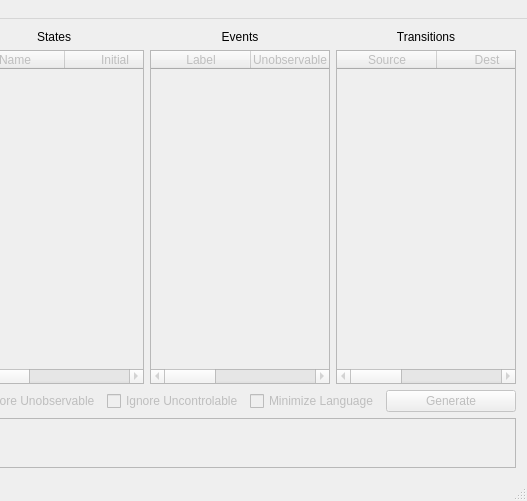
Above: TER_Code/mainwindow.ui from Zelteir/automata-to-regular-language before the change; both pictures show x 309 to 836 and y 0 to 501 of the 836 by 501 pixel window. Below: the same form after it.
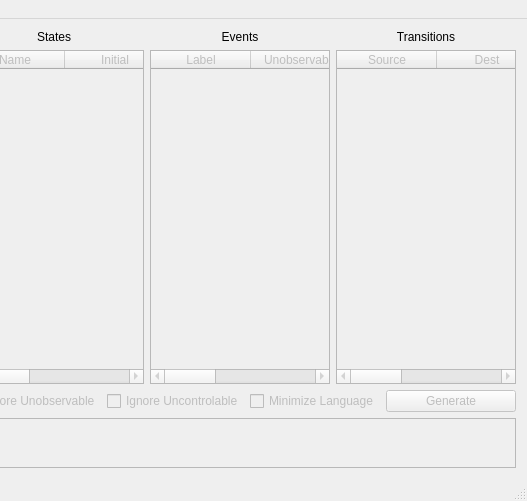
That is the form after the change.

Commit message: Moddified getters to obtain pointers and allow modifications. Allowed modifications of Events and States with interface. Transitions are WIP.

The edit to the form file:
```diff
--- a/TER_Code/mainwindow.ui
+++ b/TER_Code/mainwindow.ui
@@ -130,7 +130,7 @@
               <string>Unobservable</string>
              </property>
              <property name="textAlignment">
-              <set>AlignLeading|AlignVCenter</set>
+              <set>AlignCenter</set>
              </property>
             </column>
             <column>
@@ -138,7 +138,7 @@
               <string>Uncontrolable</string>
              </property>
              <property name="textAlignment">
-              <set>AlignLeading|AlignVCenter</set>
+              <set>AlignCenter</set>
              </property>
             </column>
            </widget>
```
Left out of the diff: 12 changed lines with no effect on the pictures. The commit also changes 6 other files.
